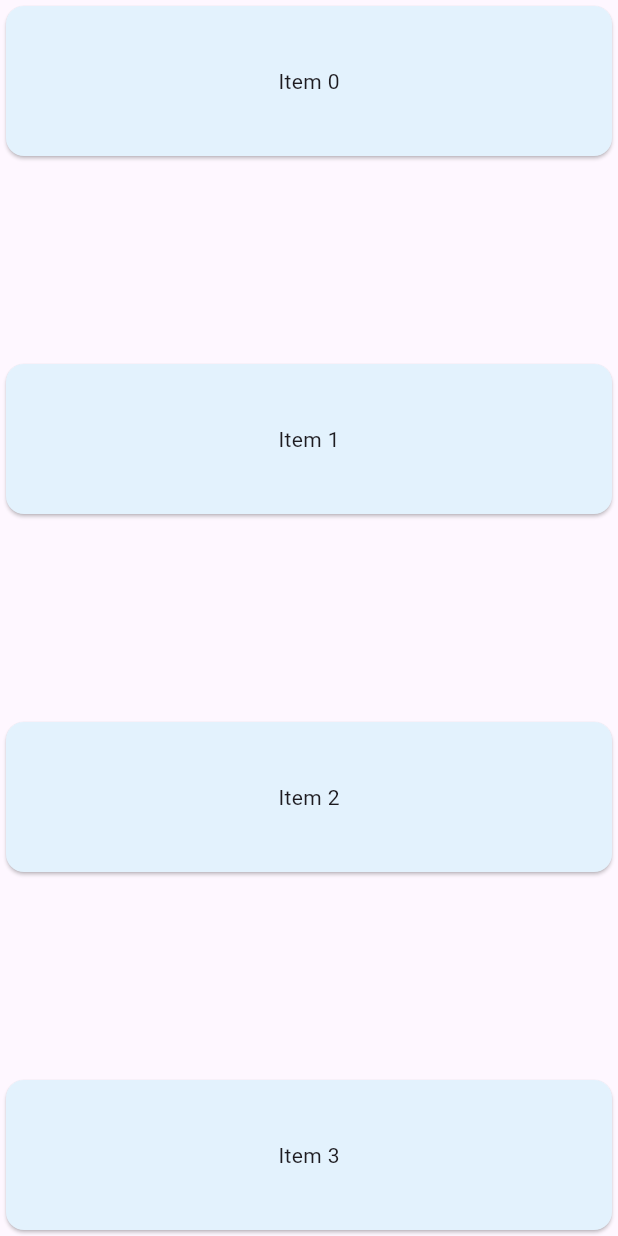
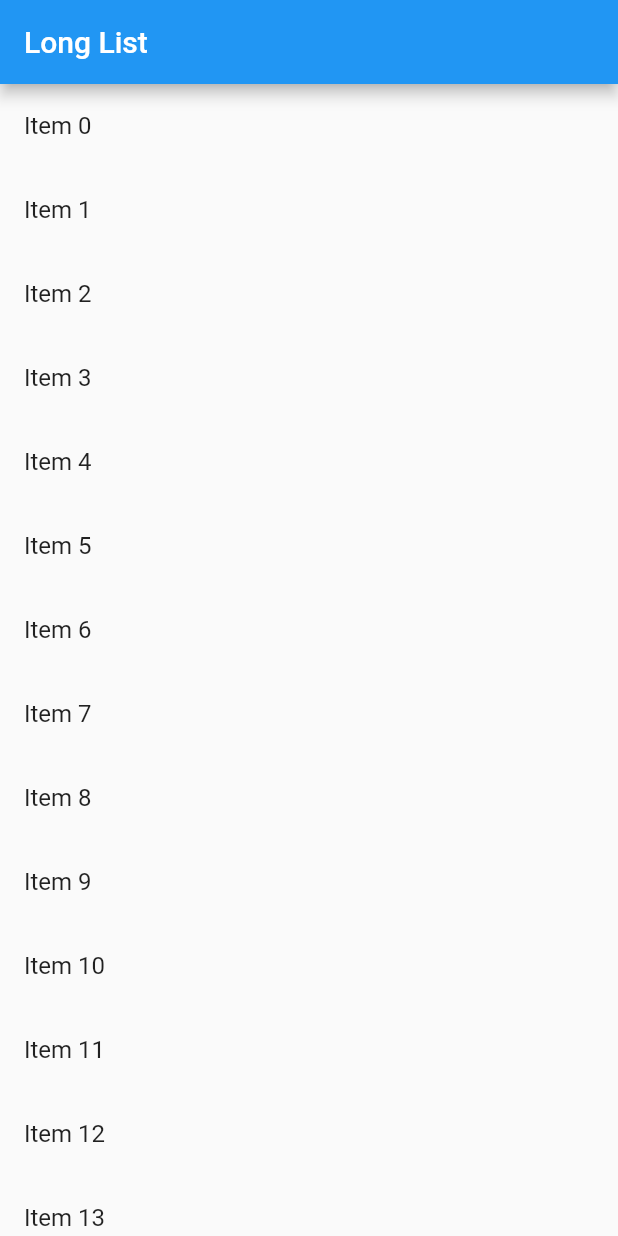
Before and after one commit to maogpt/learn-flutter-group, a Flutter app: the screen it shows after launch, on a phone screen of 412 x 824 dp. Run offline on Flutter 3.47's test engine with Material 2 defaults, Android fonts, the light colour scheme and no system bars.

Commit message:
feat: Work with long lists

```diff
--- a/lists_grids/lib/main.dart
+++ b/lists_grids/lib/main.dart
@@ -14,7 +14,11 @@ import 'package:flutter/material.dart';
 // }
 
 void main() {
-  runApp(const SpacedItemList());
+  runApp(
+    LongList(
+      items: List<String>.generate(10000, (index) => 'Item $index'),
+    ),
+  );
 }
 
 class GridListApp extends StatelessWidget {
@@ -259,3 +263,32 @@ class ItemWidget extends StatelessWidget {
     );
   }
 }
+
+class LongList extends StatelessWidget {
+  final List<String> items;
+
+  const LongList({super.key, required this.items});
+
+  @override
+  Widget build(BuildContext context) {
+    const title = 'Long List';
+
+    return MaterialApp(
+      title: title,
+      home: Scaffold(
+        appBar: AppBar(
+          title: const Text(title),
+        ),
+        body: ListView.builder(
+          itemCount: items.length,
+          prototypeItem: ListTile(title: Text(items.first)),
+          itemBuilder: (context, index) {
+            return ListTile(
+              title: Text(items[index]),
+            );
+          },
+        ),
+      ),
+    );
+  }
+}
```
